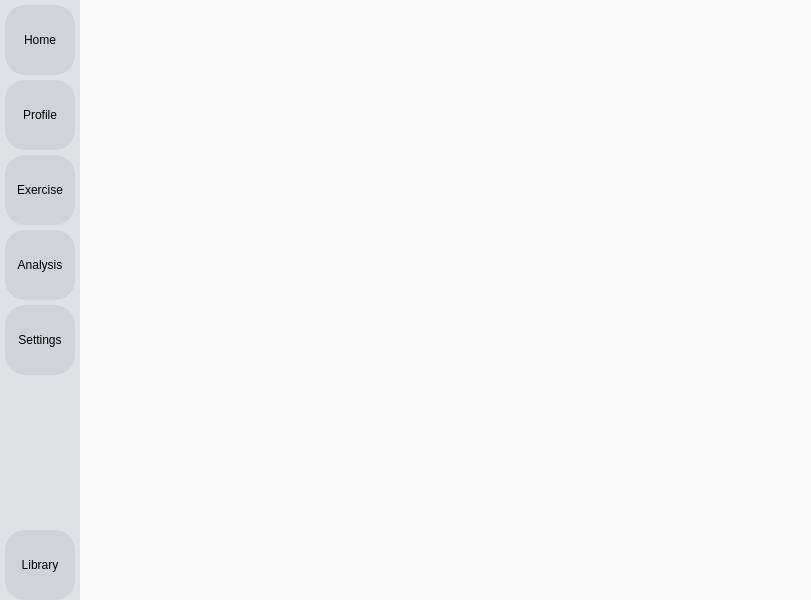
First picture: the form in copyclare/ui/main_window.ui, repository MotionInput/Team14-CopyClare, before the edit.
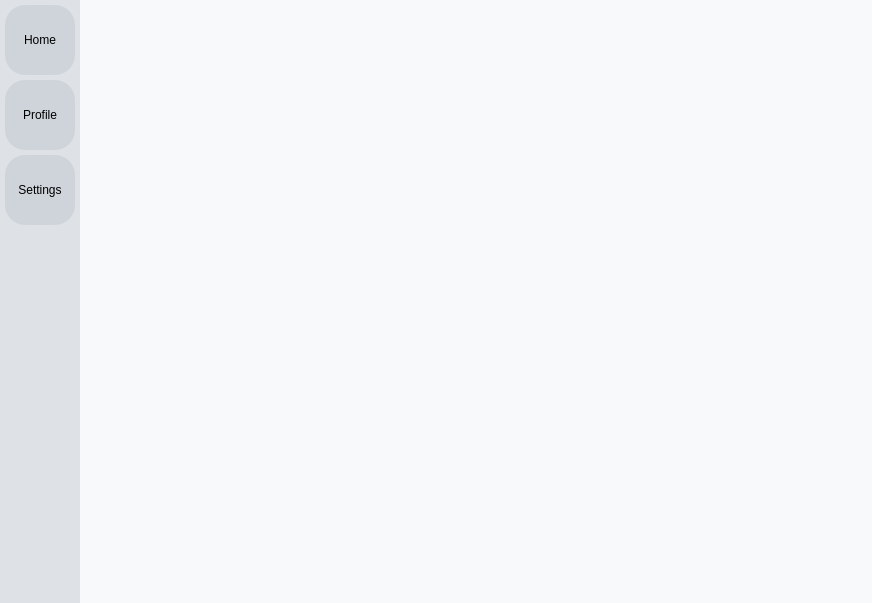
Second picture: the form after the edit.

```diff
--- a/copyclare/ui/main_window.ui
+++ b/copyclare/ui/main_window.ui
@@ -6,8 +6,8 @@
    <rect>
     <x>0</x>
     <y>0</y>
-    <width>811</width>
-    <height>600</height>
+    <width>872</width>
+    <height>603</height>
    </rect>
   </property>
   <property name="minimumSize">
@@ -125,30 +125,16 @@
          </property>
         </widget>
        </item>
-       <item>
-        <widget class="QPushButton" name="profile_button">
-         <property name="text">
-          <string>Profile</string>
-         </property>
-        </widget>
-       </item>
-       <item>
-        <widget class="QPushButton" name="exercise_button">
-         <property name="text">
-          <string>Exercise</string>
-         </property>
-        </widget>
-       </item>
-       <item>
-        <widget class="QPushButton" name="analysis_button">
-         <property name="text">
-          <string>Analysis</string>
-         </property>
-        </widget>
-       </item>
        <item>
         <widget class="QPushButton" name="settings_button">
          <property name="text">
+          <string>Profile</string>
+         </property>
+        </widget>
+       </item>
+       <item>
+        <widget class="QPushButton" name="library_button">
+         <property name="text">
           <string>Settings</string>
          </property>
         </widget>
@@ -166,13 +152,6 @@
          </property>
         </spacer>
        </item>
-       <item>
-        <widget class="QPushButton" name="library_button">
-         <property name="text">
-          <string>Library</string>
-         </property>
-        </widget>
-       </item>
       </layout>
      </widget>
     </item>
```
